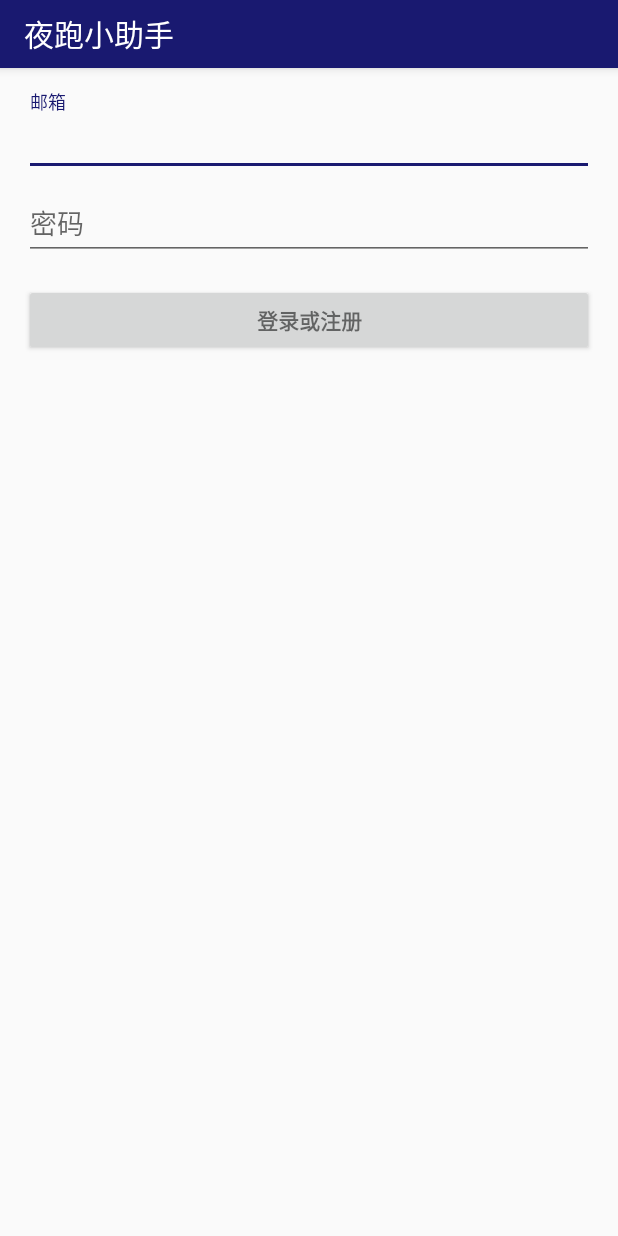
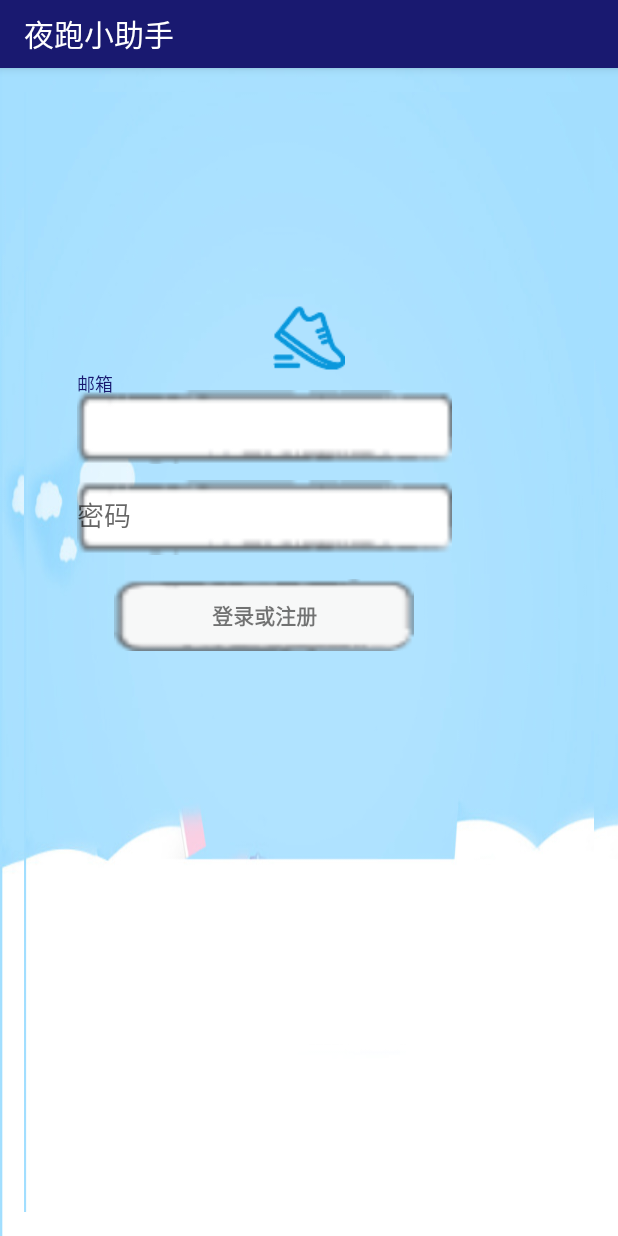
Before and after one commit to siweituxin-whursgis/Route-NightRun, an Android app: the screen it shows after launch (LoginActivity), on a phone screen of 412 x 824 dp. Run offline under Robolectric (Android 15) with nearby library versions, the phone set to English and light mode, and no system bars; 2 statements that could not run were skipped.

Commit message:
更新页面信息

```diff
--- a/app/src/main/res/layout/activity_login.xml
+++ b/app/src/main/res/layout/activity_login.xml
@@ -1,7 +1,9 @@
 <LinearLayout xmlns:android="http://schemas.android.com/apk/res/android"
+    xmlns:app="http://schemas.android.com/apk/res-auto"
     xmlns:tools="http://schemas.android.com/tools"
     android:layout_width="match_parent"
     android:layout_height="match_parent"
+    android:background="@drawable/backg"
     android:gravity="center_horizontal"
     android:orientation="vertical"
     android:paddingBottom="@dimen/activity_vertical_margin"
@@ -17,27 +19,40 @@
         android:layout_width="wrap_content"
         android:layout_height="wrap_content"
         android:layout_marginBottom="8dp"
+        android:background="@drawable/backg"
         android:visibility="gone" />
 
     <ScrollView
         android:id="@+id/login_form"
         android:layout_width="match_parent"
-        android:layout_height="match_parent">
+        android:layout_height="match_parent"
+        android:background="@drawable/backg">
 
         <LinearLayout
             android:id="@+id/email_login_form"
             android:layout_width="match_parent"
-            android:layout_height="wrap_content"
+            android:layout_height="300dp"
+            android:layout_marginTop="120dp"
             android:orientation="vertical">
+
+            <ImageView
+                android:id="@+id/imageView8"
+                android:layout_width="match_parent"
+                android:layout_height="wrap_content"
+                android:layout_marginTop="20dp"
+                app:srcCompat="@drawable/sportsshoes" />
 
             <android.support.design.widget.TextInputLayout
                 android:layout_width="match_parent"
-                android:layout_height="wrap_content">
+                android:layout_height="60dp">
 
                 <AutoCompleteTextView
                     android:id="@+id/email"
-                    android:layout_width="match_parent"
-                    android:layout_height="wrap_content"
+                    android:layout_width="250dp"
+                    android:layout_height="50dp"
+                    android:layout_marginLeft="35dp"
+                    android:layout_marginTop="100dp"
+                    android:background="@drawable/youxiang"
                     android:hint="@string/prompt_email"
                     android:inputType="textEmailAddress"
                     android:maxLines="1"
@@ -51,8 +66,11 @@
 
                 <EditText
                     android:id="@+id/password"
-                    android:layout_width="match_parent"
-                    android:layout_height="wrap_content"
+                    android:layout_width="250dp"
+                    android:layout_height="50dp"
+                    android:layout_marginLeft="35dp"
+                    android:layout_marginTop="5dp"
+                    android:background="@drawable/youxiang"
                     android:hint="@string/prompt_password"
                     android:imeActionId="@+id/login"
                     android:imeActionLabel="@string/action_sign_in_short"
@@ -66,12 +84,15 @@
             <Button
                 android:id="@+id/email_sign_in_button"
                 style="?android:textAppearanceSmall"
-                android:layout_width="match_parent"
+                android:layout_width="200dp"
                 android:layout_height="wrap_content"
+                android:layout_marginLeft="60dp"
                 android:layout_marginTop="16dp"
+                android:background="@drawable/loginbtn"
                 android:text="@string/action_sign_in"
                 android:textStyle="bold" />
 
         </LinearLayout>
     </ScrollView>
+
 </LinearLayout>
```
Also changed, not shown: app/src/main/res/drawable/backblue.jpg (added), app/src/main/res/drawable/loginbtn.png (added), app/src/main/res/drawable/youxiang.png (added).
